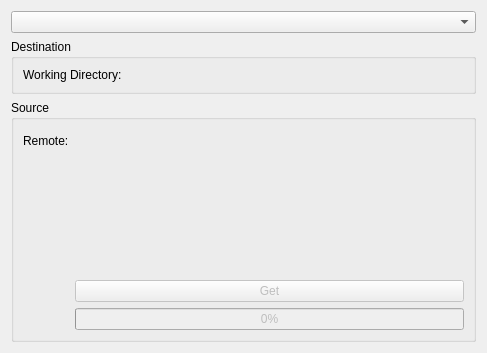
KDE/kdevelop, file shell/projectsourcepage.ui: the form before one commit.
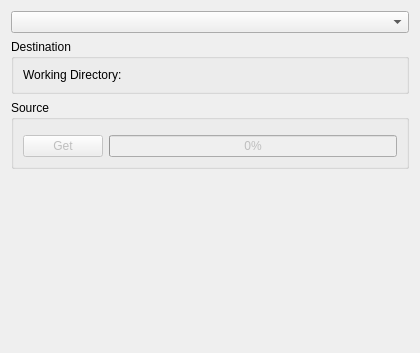
The form after the commit. Custom widgets are drawn as their Qt base class.

Commit message: Polished the general UI for importing.

```diff
--- a/shell/projectsourcepage.ui
+++ b/shell/projectsourcepage.ui
@@ -6,7 +6,7 @@
    <rect>
     <x>0</x>
     <y>0</y>
-    <width>487</width>
+    <width>420</width>
     <height>353</height>
    </rect>
   </property>
@@ -22,15 +22,15 @@
      <property name="title">
       <string>Destination</string>
      </property>
-     <layout class="QFormLayout" name="formLayout_2">
-      <item row="0" column="0">
+     <layout class="QHBoxLayout" name="horizontalLayout_2">
+      <item>
        <widget class="QLabel" name="label">
         <property name="text">
          <string>Working Directory:</string>
         </property>
        </widget>
       </item>
-      <item row="0" column="1">
+      <item>
        <widget class="KUrlRequester" name="workingDir">
         <property name="clickMessage">
          <string>Select the directory where to use...</string>
@@ -42,28 +42,22 @@
    </item>
    <item>
     <widget class="QGroupBox" name="sourceBox">
-     <property name="title">
-      <string>Source</string>
-     </property>
-     <layout class="QFormLayout" name="formLayout">
-      <item row="0" column="0">
-       <widget class="QLabel" name="remoteLabel">
-        <property name="text">
-         <string>Remote:</string>
-        </property>
-       </widget>
-      </item>
-      <item row="0" column="1">
-       <widget class="QWidget" name="remoteWidget" native="true">
         <property name="sizePolicy">
-         <sizepolicy hsizetype="Expanding" vsizetype="Expanding">
+      <sizepolicy hsizetype="Expanding" vsizetype="Preferred">
           <horstretch>0</horstretch>
           <verstretch>0</verstretch>
          </sizepolicy>
         </property>
-       </widget>
+     <property name="title">
+      <string>Source</string>
+     </property>
+     <layout class="QVBoxLayout" name="verticalLayout_2">
+      <item>
+       <widget class="QWidget" name="remoteWidget" native="true"/>
       </item>
-      <item row="1" column="1">
+      <item>
+       <layout class="QHBoxLayout" name="horizontalLayout">
+        <item>
        <widget class="QPushButton" name="get">
         <property name="enabled">
          <bool>false</bool>
@@ -73,7 +67,7 @@
         </property>
        </widget>
       </item>
-      <item row="2" column="1">
+        <item>
        <widget class="QProgressBar" name="creationProgress">
         <property name="enabled">
          <bool>false</bool>
@@ -84,8 +78,23 @@
        </widget>
       </item>
      </layout>
+      </item>
+     </layout>
     </widget>
    </item>
+   <item>
+    <spacer name="verticalSpacer">
+     <property name="orientation">
+      <enum>Qt::Vertical</enum>
+     </property>
+     <property name="sizeHint" stdset="0">
+      <size>
+       <width>20</width>
+       <height>40</height>
+      </size>
+     </property>
+    </spacer>
+   </item>
   </layout>
  </widget>
  <customwidgets>
```
Left out of the diff: 3 changed lines with no effect on the pictures. Lines whose indentation alone changed are shown as unchanged.
